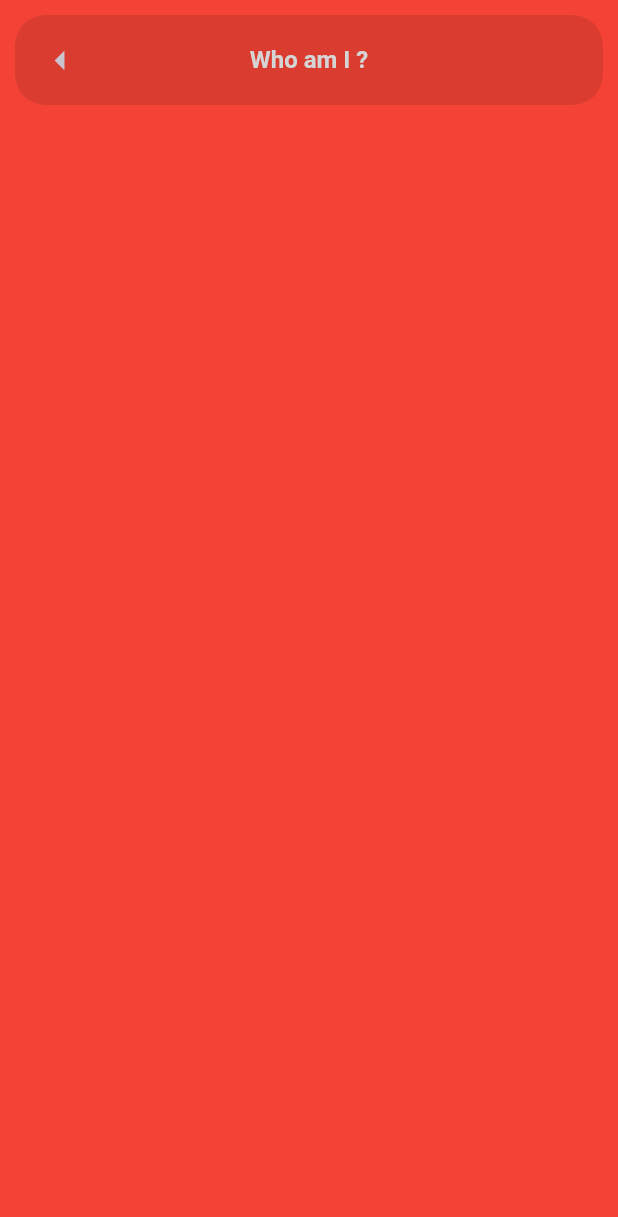
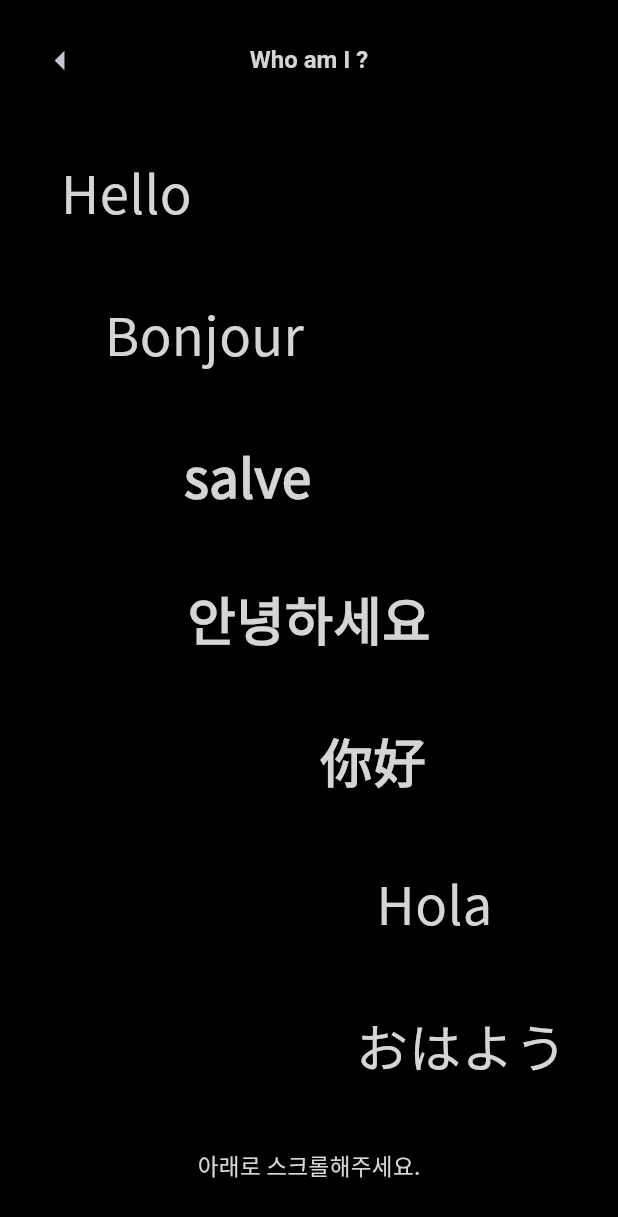
Before and after one commit to jeongwoo0427/aboutme, a Flutter app: the IntroductionScreen screen opened by its route, on a phone screen of 412 x 824 dp. Shown: the top 1217 px of the screen. Run offline on Flutter 3.47's test engine with Material 3 defaults, Android fonts, the phone set to English and light mode, and no system bars; drawn by our look-alikes of flutter_animate; our stand-ins replace dio, flutter_riverpod, go_router, logger, responsive_framework, shared_preferences and 1 more; missing offline and left inert: gif; accounts and stored records are empty.

Commit message:
feat : 인사 애니메이션 적용

```diff
--- a/lib/ui/screens/home/home_screen.dart
+++ b/lib/ui/screens/home/home_screen.dart
@@ -127,7 +127,7 @@ class _HomeScreenState extends State<HomeScreen> with TickerProviderStateMixin {
                                       : () async {
                                           HomeScreen.dynamicCurrentDirection = MovePageDirection.topLeft;
                                           await context.pushNamed(IntroductionScreen.routeName);
-                                          print('finished screen');
+
                                         },
                                 ),
                                 GlassySectorButton(
--- a/lib/ui/screens/introduction/pages/greeting_page.dart
+++ b/lib/ui/screens/introduction/pages/greeting_page.dart
@@ -1,16 +1,111 @@
 import 'package:aboutme/cores/extensions/build_context_extension.dart';
 import 'package:flutter/material.dart';
+import 'package:flutter_animate/flutter_animate.dart';
 
-class GreetingPage extends StatelessWidget {
-  const GreetingPage({Key? key}) : super(key: key);
+class GreetingPage extends StatefulWidget {
+  GreetingPage({Key? key}) : super(key: key);
+
+  @override
+  State<GreetingPage> createState() => _GreetingPageState();
+}
+
+class _GreetingPageState extends State<GreetingPage> with SingleTickerProviderStateMixin {
+  final List<String> _greetingTexts = [
+    'Hello',
+    'Bonjour',
+    'salve',
+    '안녕하세요',
+    '你好',
+    'Hola',
+    'おはよう',
+  ];
+
+  @override
+  void initState() {
+    super.initState();
+  }
 
   @override
   Widget build(BuildContext context) {
     return Container(
-      color: Colors.red,
-      height: context.screenSize.height,
-      width: context.screenSize.width,
-
-    );
+        height: context.screenSize.height,
+        width: context.screenSize.width,
+        padding: const EdgeInsets.only(top: 80, bottom: 14),
+        child: Column(mainAxisSize: MainAxisSize.max, mainAxisAlignment: MainAxisAlignment.spaceAround, children: [
+          GreetingTextArea(
+            currentPosition: 1,
+            totalCount: _greetingTexts.length,
+            text: _greetingTexts[0],
+            fontWeightValue: 0,
+          ),
+          GreetingTextArea(
+            currentPosition: 2,
+            totalCount: _greetingTexts.length,
+            text: _greetingTexts[1],
+            fontWeightValue: 3,
+          ),
+          GreetingTextArea(
+            currentPosition: 3,
+            totalCount: _greetingTexts.length,
+            text: _greetingTexts[2],
+            fontWeightValue: 5,
+          ),
+          GreetingTextArea(
+            currentPosition: 4,
+            totalCount: _greetingTexts.length,
+            text: _greetingTexts[3],
+            fontWeightValue: 8,
+          ),
+          GreetingTextArea(
+            currentPosition: 5,
+            totalCount: _greetingTexts.length,
+            text: _greetingTexts[4],
+            fontWeightValue: 5,
+          ),
+          GreetingTextArea(
+            currentPosition: 6,
+            totalCount: _greetingTexts.length,
+            text: _greetingTexts[5],
+            fontWeightValue: 3,
+          ),
+          GreetingTextArea(
+            currentPosition: 7,
+            totalCount: _greetingTexts.length,
+            text: _greetingTexts[6],
+            fontWeightValue: 0,
+          ),
+          Row(mainAxisSize: MainAxisSize.max, mainAxisAlignment: MainAxisAlignment.center, children: [
+            Text(
+              '아래로 스크롤해주세요.',
+              style: TextStyle(fontWeight: FontWeight.w100, fontSize: context.getResponsiveValue(20, 15), color: context.colorScheme.onSurface),
+            ),
+          ]).animate(delay: 3000.ms, onPlay: (controller) => controller.repeat(reverse: true)).fadeIn(duration: 1000.ms)
+        ]));
   }
 }
+
+class GreetingTextArea extends StatelessWidget {
+  const GreetingTextArea({Key? key, required this.currentPosition, required this.totalCount, required this.fontWeightValue, required this.text})
+      : super(key: key);
+
+  final int currentPosition;
+  final int totalCount;
+  final int fontWeightValue;
+  final String text;
+
+  @override
+  Widget build(BuildContext context) {
+    return Row(mainAxisSize: MainAxisSize.max, children: [
+      Spacer(
+        flex: currentPosition,
+      ),
+      Text(
+        text,
+        style: TextStyle(fontWeight: FontWeight.values[fontWeightValue], fontSize: context.getResponsiveValue(45, 35), color: context.colorScheme.onSurface),
+      ).animate().fadeIn(delay: (currentPosition*300).ms,duration: 300.ms),
+      Spacer(
+        flex: totalCount - currentPosition + 1,
+      )
+    ]);
+  }
+}
--- a/lib/ui/widgets/appbar/glassy_appbar.dart
+++ b/lib/ui/widgets/appbar/glassy_appbar.dart
@@ -16,9 +16,10 @@ class GlassyAppbar extends StatelessWidget implements PreferredSizeWidget {
       padding: EdgeInsets.symmetric(horizontal: 10, vertical: 10),
       child: GlassyContainer(
         isAnimateBlur: false,
-        blur: isTransparentBackground?0:30,
+        blurAnimateMs: 700,
+        blur: isTransparentBackground?0:5,
         borderOpacity: isTransparentBackground?0:0.6,
-        height: 60,
+        height: 60, //기본높이 60
         padding: EdgeInsets.symmetric(horizontal: 5),
         child: Stack(
           children: [
@@ -46,5 +47,5 @@ class GlassyAppbar extends StatelessWidget implements PreferredSizeWidget {
 
   @override
   // TODO: implement preferredSize
-  Size get preferredSize => const Size.fromHeight(kToolbarHeight + 20);
+  Size get preferredSize => const Size.fromHeight(kToolbarHeight + 20);//총합 높이 80
 }
--- a/lib/ui/widgets/container/glassy_container.dart
+++ b/lib/ui/widgets/container/glassy_container.dart
@@ -12,6 +12,7 @@ class GlassyContainer extends StatefulWidget {
     this.isAnimateBlur = false,
     this.blur = 30,
     this.backgroundOpacity = 0.1,
+    this.blurAnimateMs = 3500,
     this.color = Colors.black,
     this.borderOpacity=0.6,
     this.borderRadius,
@@ -23,6 +24,7 @@ class GlassyContainer extends StatefulWidget {
   final double? height;
   final bool isAnimateBlur;
   final double blur;
+  final int blurAnimateMs;
   final double backgroundOpacity;
   final Color color;
   final double borderOpacity;
@@ -41,7 +43,7 @@ class _GlassyContainerState extends State<GlassyContainer> {
       child: TweenAnimationBuilder(
         //curve: Curves.decelerate,
         tween: Tween<double>(begin: widget.isAnimateBlur ? 0 : widget.blur, end: widget.blur),
-        duration: const Duration(milliseconds: 3500),
+        duration: Duration(milliseconds: widget.blurAnimateMs),
         builder: (_, value, child) {
           return BackdropFilter(
             filter: ImageFilter.blur(sigmaX: value, sigmaY: value),
```
